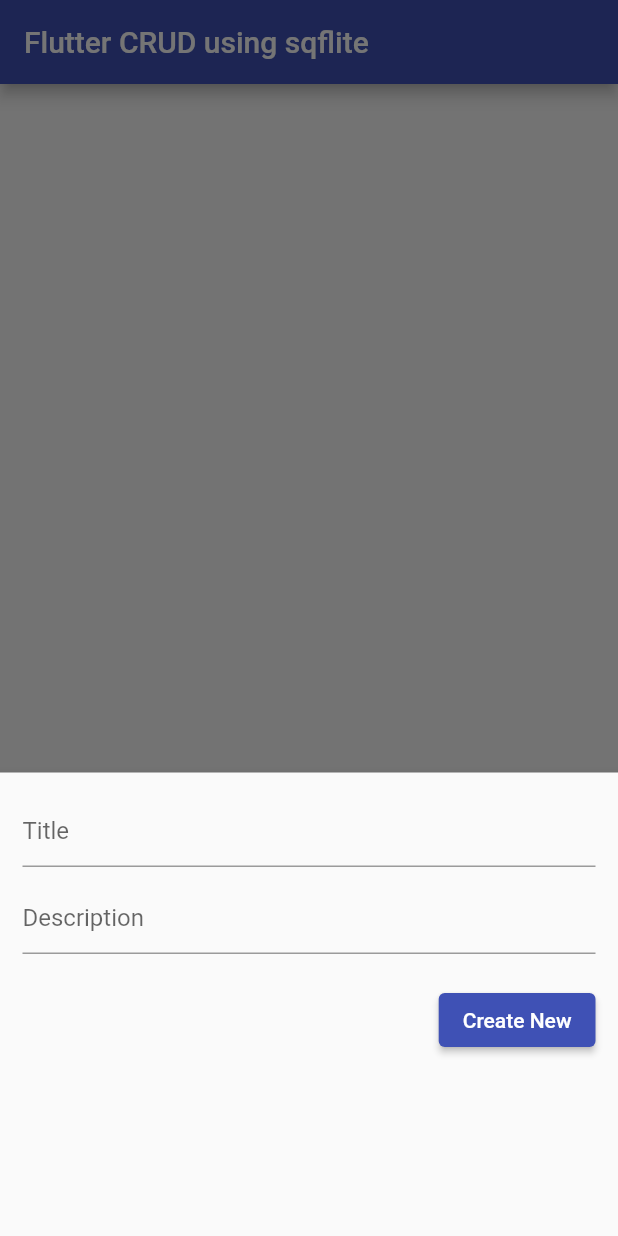
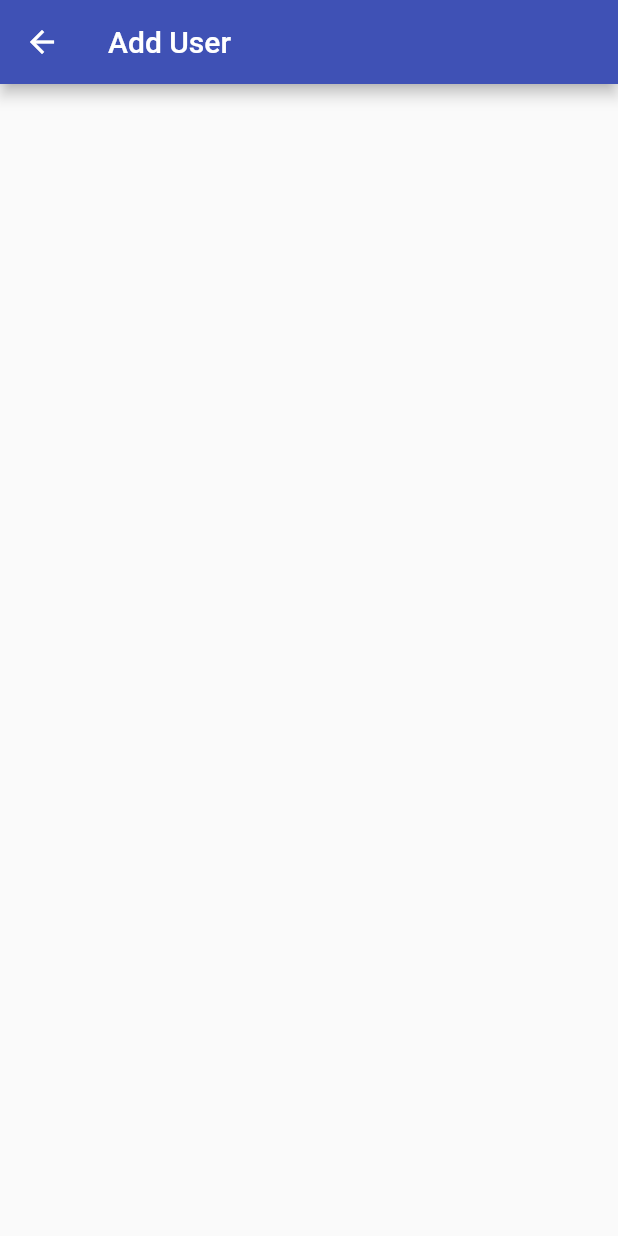
Before and after one commit to devpravesh/flutter_crud_using_sqflite, a Flutter app: the screen it shows after launch, after a tap on the "add" icon, on a phone screen of 412 x 824 dp. Run offline on Flutter 3.47's test engine with Material 2 defaults, Android fonts, the phone set to English and light mode, and no system bars; our stand-ins replace sqflite; accounts and stored records are empty.

Commit message:
add page

```diff
--- /dev/null
+++ b/lib/adduser.dart
@@ -0,0 +1,14 @@
+import 'package:flutter/material.dart';
+
+class Adduser extends StatelessWidget {
+  const Adduser({super.key});
+
+  @override
+  Widget build(BuildContext context) {
+    return Scaffold(
+      appBar: AppBar(
+        title: Text("Add User"),
+      ),
+    );
+  }
+}
--- a/lib/main.dart
+++ b/lib/main.dart
@@ -1,4 +1,5 @@
 import 'package:flutter/material.dart';
+import 'package:flutter_crud_using_sqflite/adduser.dart';
 
 import 'sql_helper.dart';
 
@@ -177,10 +178,12 @@ class _HomePageState extends State<HomePage> {
               ),
             ),
       floatingActionButton: FloatingActionButton(
-        shape: RoundedRectangleBorder(borderRadius: BorderRadius.circular(10)),
-        child: const Icon(Icons.add),
-        onPressed: () => _showForm(null),
-      ),
+          shape:
+              RoundedRectangleBorder(borderRadius: BorderRadius.circular(10)),
+          child: const Icon(Icons.add),
+          // onPressed: () => _showForm(null),
+          onPressed: () => Navigator.of(context).push(
+              MaterialPageRoute(builder: ((context) => const Adduser())))),
     );
   }
 }
```
